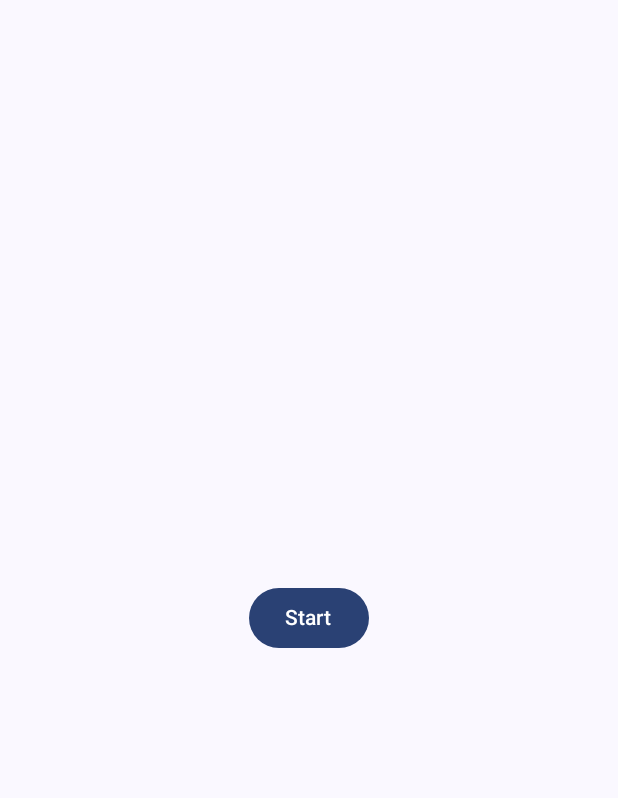
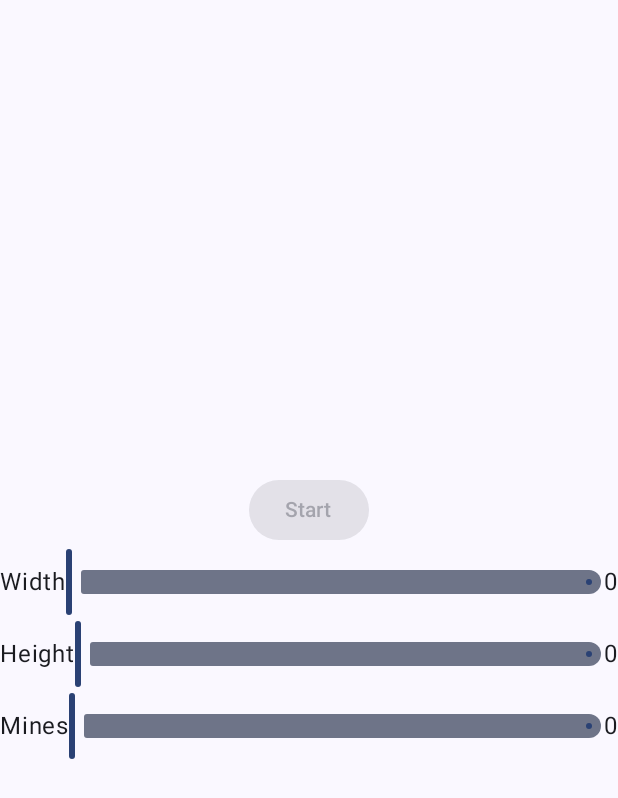
Before and after one commit to alexiuwu69/Mine-Sweeper, an Android app built with Jetpack Compose: the screen it shows after launch (MainActivity), on a phone screen of 412 x 824 dp. Shown: the top 798 px of the screen. Run offline under Robolectric (Android 15) with nearby library versions, the phone set to English and light mode, and no system bars.

Commit message:
customizable width, height and amount of mines
add cool sliders and stuff

```diff
--- a/app/src/main/java/com/example/minesweeper/MainActivity.kt
+++ b/app/src/main/java/com/example/minesweeper/MainActivity.kt
@@ -7,12 +7,14 @@ import androidx.activity.enableEdgeToEdge
 import androidx.compose.foundation.layout.fillMaxSize
 import androidx.compose.material3.Scaffold
 import androidx.compose.ui.Modifier
+import androidx.lifecycle.viewmodel.compose.viewModel
 import androidx.navigation.compose.NavHost
 import androidx.navigation.compose.composable
 import androidx.navigation.compose.rememberNavController
 import com.example.minesweeper.ui.screens.Screens
 import com.example.minesweeper.ui.screens.game.Game
 import com.example.minesweeper.ui.screens.home.Home
+import com.example.minesweeper.ui.screens.home.HomeViewModel
 import com.example.minesweeper.ui.theme.MineSweeperTheme
 
 class MainActivity : ComponentActivity() {
@@ -20,17 +22,18 @@ class MainActivity : ComponentActivity() {
         super.onCreate(savedInstanceState)
         enableEdgeToEdge()
         setContent {
+            val homeViewModel = viewModel<HomeViewModel>()
             val navController = rememberNavController()
             MineSweeperTheme {
                 Scaffold(modifier = Modifier.fillMaxSize()) { innerPadding ->
 
                     NavHost(navController, startDestination = Screens.Home.route) {
                         composable(Screens.Home.route) {
-                            Home(innerPadding, navController)
+                            Home(innerPadding, navController, homeViewModel)
                         }
 
                         composable(Screens.Game.route) {
-                            Game(innerPadding, navController)
+                            Game(innerPadding, navController, homeViewModel.width, homeViewModel.height, homeViewModel.mineAmount)
                         }
                     }
                 }
--- /dev/null
+++ b/app/src/main/java/com/example/minesweeper/ui/components/GenerateSlider.kt
@@ -0,0 +1,29 @@
+package com.example.minesweeper.ui.components
+
+import androidx.compose.foundation.layout.Arrangement
+import androidx.compose.foundation.layout.Row
+import androidx.compose.foundation.layout.fillMaxWidth
+import androidx.compose.material3.Slider
+import androidx.compose.material3.Text
+import androidx.compose.runtime.Composable
+import androidx.compose.ui.Alignment
+import androidx.compose.ui.Modifier
+
+@Composable
+fun GenerateSlider(name: String, sliderPos: Float, displayNumber: Int, onValueChange: (Float) -> Unit) {
+    Row(
+        horizontalArrangement = Arrangement.Absolute.Center,
+        verticalAlignment = Alignment.CenterVertically,
+        modifier = Modifier.fillMaxWidth()
+    ) {
+        Text(name)
+
+        Slider(
+            value = sliderPos,
+            modifier = Modifier.weight(1f),
+            onValueChange = { onValueChange(it) }
+        )
+
+        Text(displayNumber.toString())
+    }
+}
--- a/app/src/main/java/com/example/minesweeper/ui/screens/game/Game.kt
+++ b/app/src/main/java/com/example/minesweeper/ui/screens/game/Game.kt
@@ -34,13 +34,13 @@ import com.example.minesweeper.ui.components.GenerateMineField
 import com.example.minesweeper.ui.screens.Screens
 
 @Composable
-fun Game(innerPadding: PaddingValues, navController: NavHostController) {
+fun Game(innerPadding: PaddingValues, navController: NavHostController, width: Int, height: Int, mineAmount: Int) {
     var selector by rememberSaveable { mutableStateOf(Selectors.MINE) }
 
     val gameViewModel = viewModel<GameViewModel>(
         factory = object : ViewModelProvider.Factory {
             override fun <T : ViewModel> create(modelClass: Class<T>): T {
-                return GameViewModel(Pos(10, 10),10) as T
+                return GameViewModel(Pos(height, width),mineAmount) as T
             }
         }
     ) // I stole that part of the code from this guy: https://www.youtube.com/watch?v=9sqvBydNJSg
--- a/app/src/main/java/com/example/minesweeper/ui/screens/home/Home.kt
+++ b/app/src/main/java/com/example/minesweeper/ui/screens/home/Home.kt
@@ -1,28 +1,48 @@
 package com.example.minesweeper.ui.screens.home
 
 import androidx.compose.foundation.layout.Arrangement
+import androidx.compose.foundation.layout.Column
 import androidx.compose.foundation.layout.PaddingValues
 import androidx.compose.foundation.layout.Row
 import androidx.compose.foundation.layout.fillMaxSize
 import androidx.compose.foundation.layout.padding
 import androidx.compose.material3.Button
+import androidx.compose.material3.Slider
 import androidx.compose.material3.Text
 import androidx.compose.runtime.Composable
 import androidx.compose.ui.Alignment
 import androidx.compose.ui.Modifier
 import androidx.navigation.NavController
+import com.example.minesweeper.ui.components.GenerateSlider
 import com.example.minesweeper.ui.screens.Screens
 
 @Composable
-fun Home(innerPadding: PaddingValues, navController: NavController) {
-    Row(verticalAlignment = Alignment.CenterVertically,
-        horizontalArrangement = Arrangement.Center,
+fun Home(innerPadding: PaddingValues, navController: NavController, viewModel: HomeViewModel) {
+    Column(verticalArrangement = Arrangement.Center,
+        horizontalAlignment = Alignment.CenterHorizontally,
         modifier = Modifier
             .fillMaxSize()
             .padding(innerPadding)
     ) {
-        Button(onClick = { navController.navigate(Screens.Game.route) }) {
+        Button(
+            enabled = viewModel.restrictStartButton(),
+            onClick = { navController.navigate(Screens.Game.route) }) {
             Text("Start")
         }
+
+        GenerateSlider(
+            "Width",
+            viewModel.widthSliderPos,
+            viewModel.width) { viewModel.widthSliderPos = it }
+
+        GenerateSlider(
+            "Height",
+            viewModel.heightSliderPos,
+            viewModel.height) { viewModel.heightSliderPos = it }
+
+        GenerateSlider(
+            "Mines",
+            viewModel.mineAmountSliderPos,
+            viewModel.mineAmount) { viewModel.mineAmountSliderPos = it }
     }
 }
--- /dev/null
+++ b/app/src/main/java/com/example/minesweeper/ui/screens/home/HomeViewModel.kt
@@ -0,0 +1,27 @@
+package com.example.minesweeper.ui.screens.home
+
+import androidx.compose.runtime.getValue
+import androidx.compose.runtime.mutableFloatStateOf
+import androidx.compose.runtime.setValue
+import androidx.lifecycle.ViewModel
+
+const val maxHeight = 40
+const val maxWidth = 40
+
+class HomeViewModel : ViewModel() {
+    var heightSliderPos by mutableFloatStateOf(0f)
+    val height
+        get() = (heightSliderPos* maxHeight).toInt()
+
+    var widthSliderPos by mutableFloatStateOf(0f)
+    val width
+        get() = (widthSliderPos* maxWidth).toInt()
+
+    var mineAmountSliderPos by mutableFloatStateOf(0f)
+    val mineAmount
+        get() = (mineAmountSliderPos*width*height).toInt()
+
+    fun restrictStartButton(): Boolean {
+        return (mineAmount > 0 && mineAmountSliderPos < 1f && height > 0 && width > 0)
+    }
+}
```
